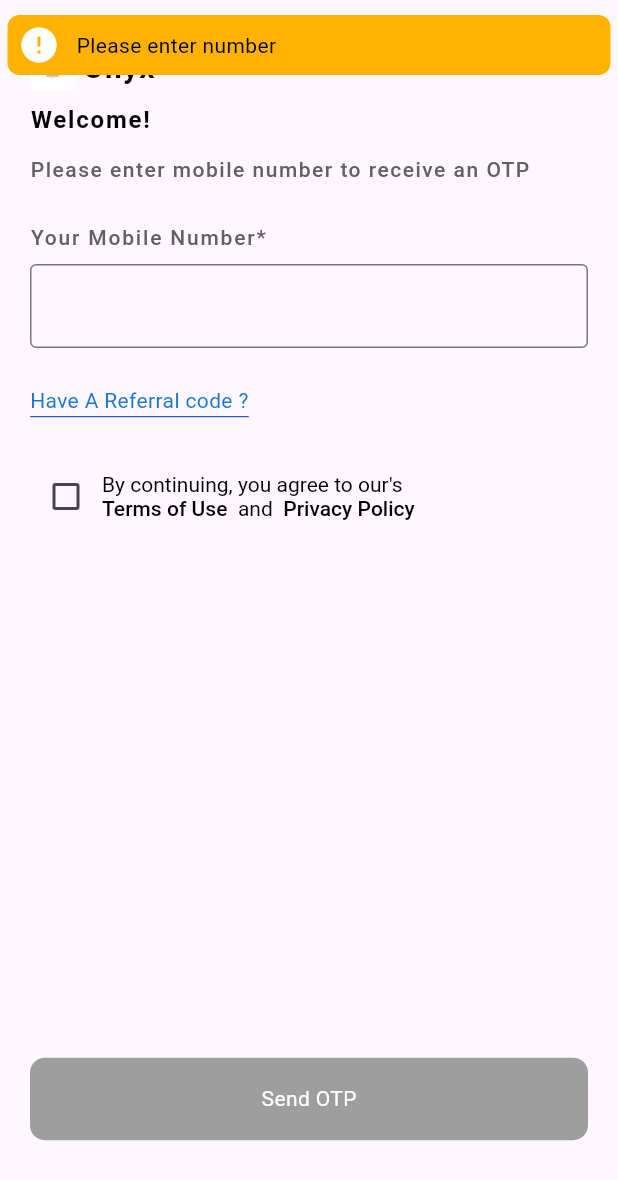
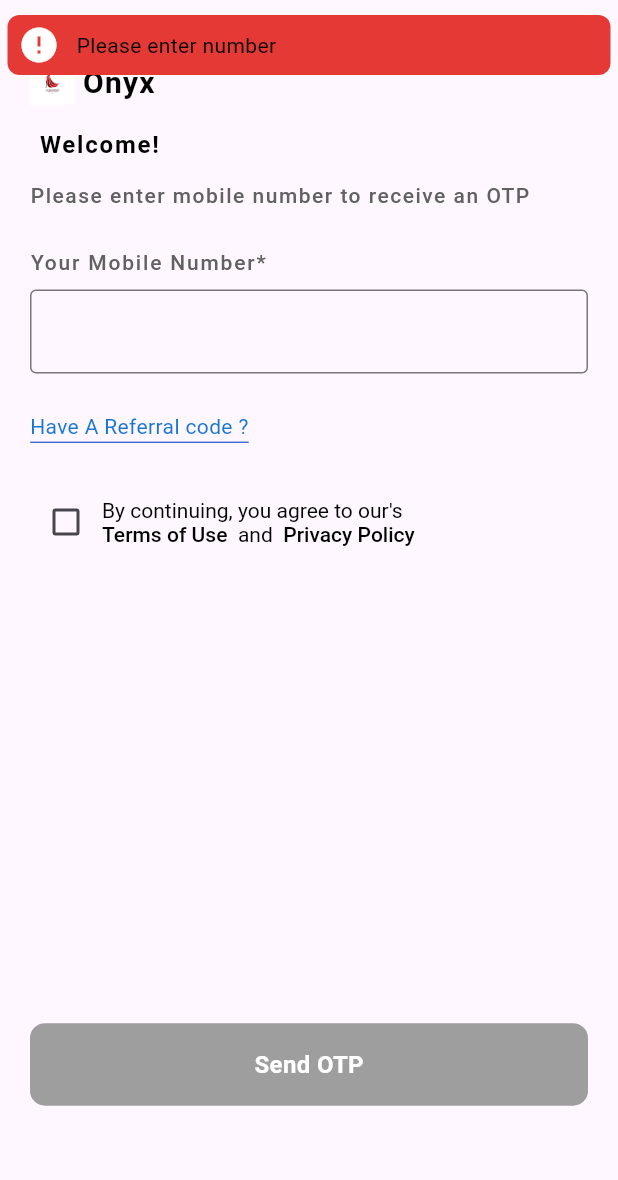
Before and after one commit to snehalshirke/onyx, a Flutter app: the screen it shows after launch, after a tap on "Send OTP", on a phone screen of 412 x 824 dp. Shown: the top 1180 px of the screen. Run offline on Flutter 3.47's test engine with Material 3 defaults, Android fonts, the phone set to English and light mode, and no system bars; drawn by our look-alikes of another_flushbar; our stand-ins replace fluttertoast, shared_preferences; Roboto replaces fonts that are missing (Lato-Bold.ttf, Lato-Light.ttf).

Commit message:
changes regarding login page

```diff
--- a/lib/res/components/round_button.dart
+++ b/lib/res/components/round_button.dart
@@ -33,8 +33,10 @@ class RoundButton extends StatelessWidget {
               : Text(
                   title,
                   style: const TextStyle(
-                    fontSize: 14,
+                    fontSize: 16,
                     color: Colors.white,
+                    fontWeight: FontWeight.bold,
+                    fontFamily: 'Lato-Bold.ttf',
                   ),
                 ),
         ),
--- a/lib/utils/utils.dart
+++ b/lib/utils/utils.dart
@@ -29,7 +29,7 @@ class Utils {
         //title: 'Flush Messages',
         borderRadius: BorderRadius.circular(8),
         messageColor: Colors.black,
-        backgroundColor: Colors.amber.shade600,
+        backgroundColor: Colors.red.shade600,
         duration: const Duration(seconds: 2),
       )..show(context),
     );
--- a/lib/view/login_screen.dart
+++ b/lib/view/login_screen.dart
@@ -21,7 +21,7 @@ class _LoginScreenState extends State<LoginScreen> {
     return Scaffold(
       body: SingleChildScrollView(
         child: Padding(
-          padding: const EdgeInsets.fromLTRB(20, 30, 20, 20),
+          padding: const EdgeInsets.fromLTRB(20, 40, 20, 20),
           child: Column(
             crossAxisAlignment: CrossAxisAlignment.start,
             children: [
@@ -33,7 +33,9 @@ class _LoginScreenState extends State<LoginScreen> {
                     width: 30,
                     height: 30,
                   ),
-                  const SizedBox(width: 5),
+                  const SizedBox(
+                    width: 5,
+                  ),
                   const Text(
                     'Onyx',
                     style: TextStyle(
@@ -46,9 +48,9 @@ class _LoginScreenState extends State<LoginScreen> {
                   ),
                 ],
               ),
-              const SizedBox(height: 8),
               // Welcome Text
-              const Visibility(
+              const Padding(
+                padding: EdgeInsets.fromLTRB(6, 15, 0, 0),
                 child: Text(
                   'Welcome!',
                   style: TextStyle(
@@ -183,7 +185,7 @@ class _LoginScreenState extends State<LoginScreen> {
                   ),
                 ],
               ),
-              const SizedBox(height: 280),
+              const SizedBox(height: 240),
               // Submit Button
               SizedBox(
                 height: height * .085,
@@ -209,7 +211,7 @@ class _LoginScreenState extends State<LoginScreen> {
                     Navigator.pushNamed(context, RoutesName.otpVerification);
                   }
                 },
-                color: _mobileNumberController.text.length >= 10
+                color: _mobileNumberController.text.length >= 10 && isChecked
                     ? Colors.black
                     : Colors.grey,
               ),
```
